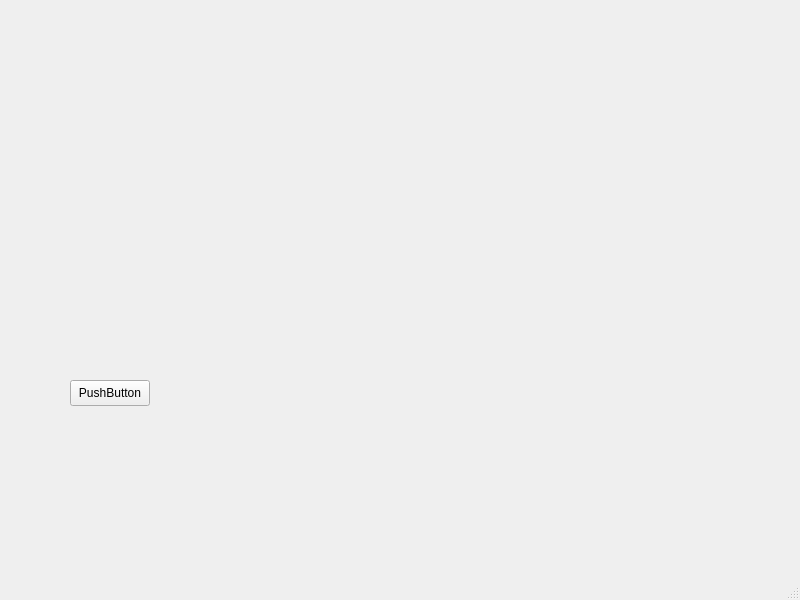
The window that src/simulator/mainwindow.ui (guyvdb/worldsim) describes before a commit, drawn with Qt 5.
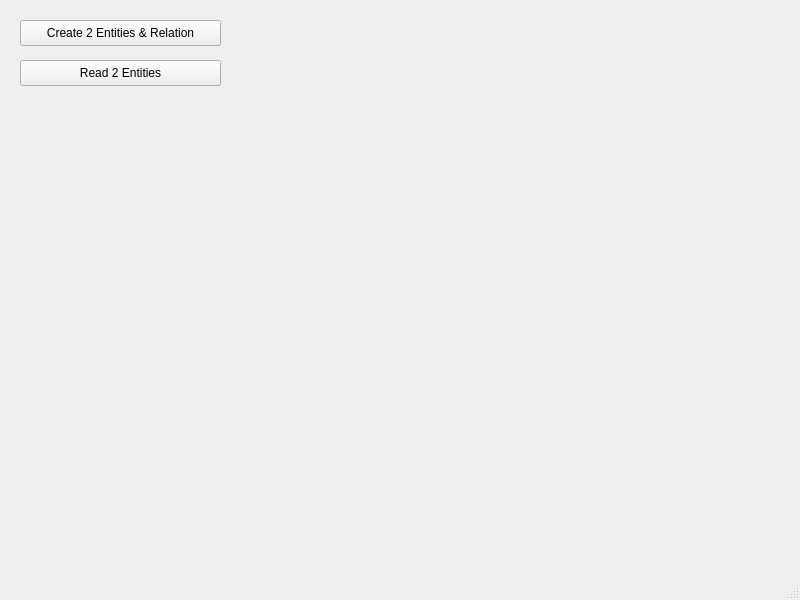
The same window after the commit.

```diff
--- a/src/simulator/mainwindow.ui
+++ b/src/simulator/mainwindow.ui
@@ -17,14 +17,27 @@
    <widget class="QPushButton" name="pushButton">
     <property name="geometry">
      <rect>
-      <x>70</x>
-      <y>380</y>
-      <width>80</width>
+      <x>20</x>
+      <y>20</y>
+      <width>201</width>
       <height>26</height>
      </rect>
     </property>
     <property name="text">
-     <string>PushButton</string>
+     <string>Create 2 Entities &amp;&amp; Relation</string>
+    </property>
+   </widget>
+   <widget class="QPushButton" name="pushButton_2">
+    <property name="geometry">
+     <rect>
+      <x>20</x>
+      <y>60</y>
+      <width>201</width>
+      <height>26</height>
+     </rect>
+    </property>
+    <property name="text">
+     <string>Read 2 Entities</string>
     </property>
    </widget>
   </widget>
```
